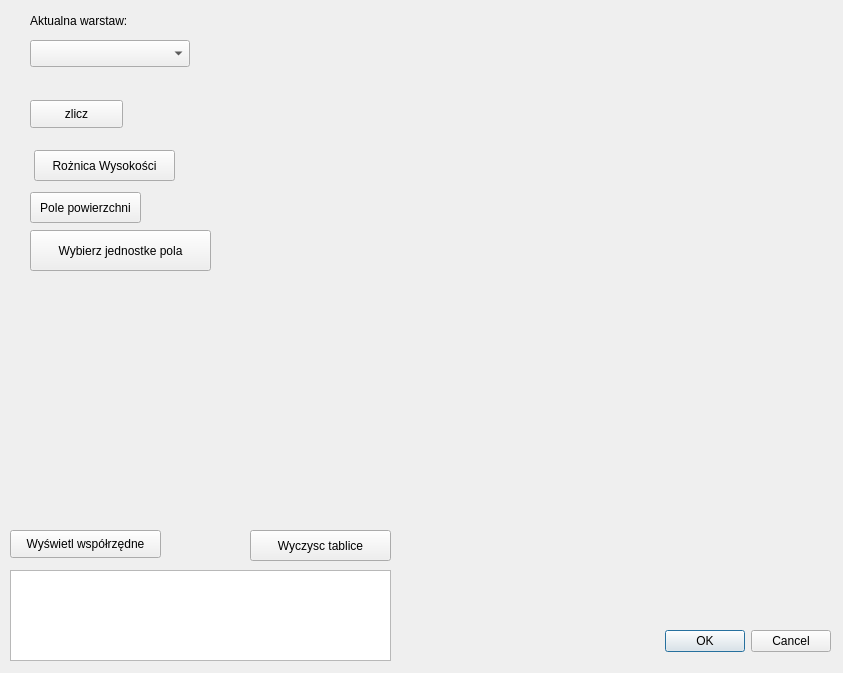
Sawoboh/Informatyka_Projekt_2, file wtyczka_projekt_3/wtyczka_projekt_3_dialog_base.ui: the form before one commit.
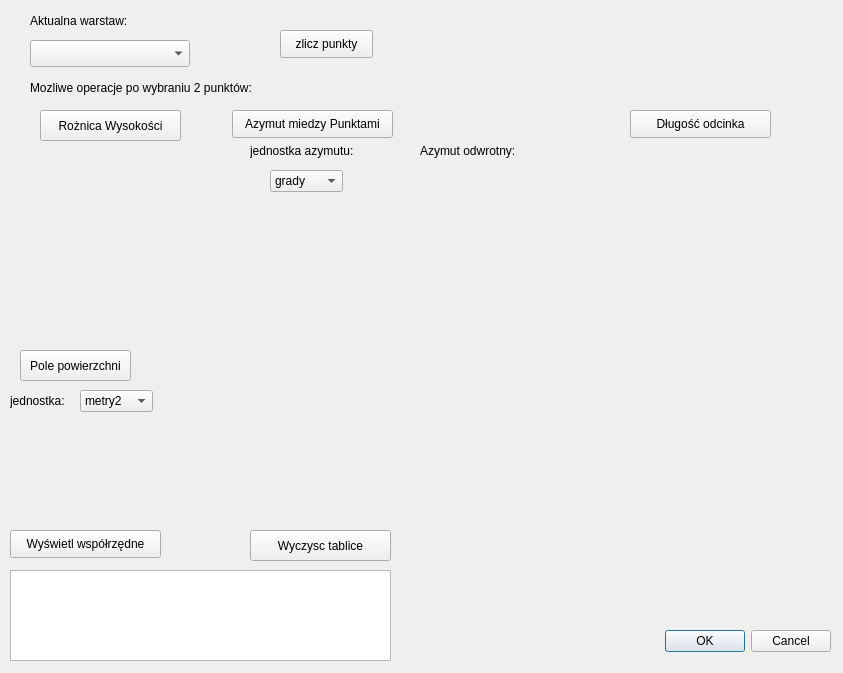
The form after the commit. Custom widgets are drawn as their Qt base class.

Commit message: duży postęp dodanie możliości wybierania jednostek dodanie azymutu i długości odcinka

```diff
--- a/wtyczka_projekt_3/wtyczka_projekt_3_dialog_base.ui
+++ b/wtyczka_projekt_3/wtyczka_projekt_3_dialog_base.ui
@@ -32,21 +32,21 @@
   <widget class="QPushButton" name="zlicz_punkty">
    <property name="geometry">
     <rect>
-     <x>30</x>
-     <y>100</y>
+     <x>280</x>
+     <y>30</y>
      <width>93</width>
      <height>28</height>
     </rect>
    </property>
    <property name="text">
-    <string>zlicz</string>
+    <string>zlicz punkty</string>
    </property>
   </widget>
   <widget class="QLabel" name="pokaz_ilosc_punktow">
    <property name="geometry">
     <rect>
-     <x>150</x>
-     <y>100</y>
+     <x>410</x>
+     <y>30</y>
      <width>131</width>
      <height>31</height>
     </rect>
@@ -68,8 +68,8 @@
   <widget class="QPushButton" name="roznica_wysokosci">
    <property name="geometry">
     <rect>
-     <x>34</x>
-     <y>150</y>
+     <x>40</x>
+     <y>110</y>
      <width>141</width>
      <height>31</height>
     </rect>
@@ -91,9 +91,9 @@
   <widget class="QLabel" name="roznica_wysokosci_wynik">
    <property name="geometry">
     <rect>
-     <x>210</x>
-     <y>150</y>
-     <width>151</width>
+     <x>40</x>
+     <y>160</y>
+     <width>141</width>
      <height>31</height>
     </rect>
    </property>
@@ -104,8 +104,8 @@
   <widget class="QPushButton" name="pole_powierzchni">
    <property name="geometry">
     <rect>
-     <x>30</x>
-     <y>192</y>
+     <x>20</x>
+     <y>350</y>
      <width>111</width>
      <height>31</height>
     </rect>
@@ -117,8 +117,8 @@
   <widget class="QLabel" name="pole_powierzchni_wynik">
    <property name="geometry">
     <rect>
-     <x>240</x>
-     <y>200</y>
+     <x>200</x>
+     <y>360</y>
      <width>171</width>
      <height>41</height>
     </rect>
@@ -153,20 +153,7 @@
     <string>Wyczysc tablice</string>
    </property>
   </widget>
-  <widget class="QToolButton" name="Wybierz_jednostke">
-   <property name="geometry">
-    <rect>
-     <x>30</x>
-     <y>230</y>
-     <width>181</width>
-     <height>41</height>
-    </rect>
-   </property>
-   <property name="text">
-    <string>Wybierz jednostke pola</string>
-   </property>
-  </widget>
-  <widget class="QLabel" name="label">
+  <widget class="QLabel" name="Aktualna_warstwa">
    <property name="geometry">
     <rect>
      <x>30</x>
@@ -179,6 +166,181 @@
     <string>Aktualna warstaw:</string>
    </property>
   </widget>
+  <widget class="QLabel" name="operacj_na_2_punktach">
+   <property name="geometry">
+    <rect>
+     <x>30</x>
+     <y>80</y>
+     <width>251</width>
+     <height>16</height>
+    </rect>
+   </property>
+   <property name="text">
+    <string>Mozliwe operacje po wybraniu 2 punktów:</string>
+   </property>
+  </widget>
+  <widget class="QPushButton" name="azymut">
+   <property name="geometry">
+    <rect>
+     <x>232</x>
+     <y>110</y>
+     <width>161</width>
+     <height>28</height>
+    </rect>
+   </property>
+   <property name="text">
+    <string>Azymut miedzy Punktami</string>
+   </property>
+  </widget>
+  <widget class="QPushButton" name="dlugosc_odcinka">
+   <property name="geometry">
+    <rect>
+     <x>630</x>
+     <y>110</y>
+     <width>141</width>
+     <height>28</height>
+    </rect>
+   </property>
+   <property name="text">
+    <string>Długość odcinka</string>
+   </property>
+  </widget>
+  <widget class="QLabel" name="azymut_wynik">
+   <property name="geometry">
+    <rect>
+     <x>420</x>
+     <y>110</y>
+     <width>161</width>
+     <height>31</height>
+    </rect>
+   </property>
+   <property name="text">
+    <string/>
+   </property>
+  </widget>
+  <widget class="QLabel" name="dlugosc_odcinka_wynik">
+   <property name="geometry">
+    <rect>
+     <x>640</x>
+     <y>160</y>
+     <width>141</width>
+     <height>21</height>
+    </rect>
+   </property>
+   <property name="text">
+    <string/>
+   </property>
+  </widget>
+  <widget class="QLabel" name="azymut_odwrotny_wynik">
+   <property name="geometry">
+    <rect>
+     <x>420</x>
+     <y>165</y>
+     <width>171</width>
+     <height>21</height>
+    </rect>
+   </property>
+   <property name="text">
+    <string/>
+   </property>
+  </widget>
+  <widget class="QLabel" name="azymut_odwrotny">
+   <property name="geometry">
+    <rect>
+     <x>420</x>
+     <y>140</y>
+     <width>141</width>
+     <height>21</height>
+    </rect>
+   </property>
+   <property name="text">
+    <string>Azymut odwrotny:</string>
+   </property>
+  </widget>
+  <widget class="QLabel" name="blad_rozwiazanie">
+   <property name="geometry">
+    <rect>
+     <x>310</x>
+     <y>80</y>
+     <width>171</width>
+     <height>16</height>
+    </rect>
+   </property>
+   <property name="text">
+    <string/>
+   </property>
+  </widget>
+  <widget class="QComboBox" name="jednostka_azymut">
+   <property name="geometry">
+    <rect>
+     <x>270</x>
+     <y>170</y>
+     <width>73</width>
+     <height>22</height>
+    </rect>
+   </property>
+   <item>
+    <property name="text">
+     <string>grady</string>
+    </property>
+   </item>
+   <item>
+    <property name="text">
+     <string>stopnie_dziesietne</string>
+    </property>
+   </item>
+  </widget>
+  <widget class="QComboBox" name="jednostka_pole">
+   <property name="geometry">
+    <rect>
+     <x>80</x>
+     <y>390</y>
+     <width>73</width>
+     <height>22</height>
+    </rect>
+   </property>
+   <item>
+    <property name="text">
+     <string>metry2</string>
+    </property>
+   </item>
+   <item>
+    <property name="text">
+     <string>ary</string>
+    </property>
+   </item>
+   <item>
+    <property name="text">
+     <string>hektary</string>
+    </property>
+   </item>
+  </widget>
+  <widget class="QLabel" name="label">
+   <property name="geometry">
+    <rect>
+     <x>250</x>
+     <y>140</y>
+     <width>131</width>
+     <height>21</height>
+    </rect>
+   </property>
+   <property name="text">
+    <string>jednostka azymutu:</string>
+   </property>
+  </widget>
+  <widget class="QLabel" name="label_2">
+   <property name="geometry">
+    <rect>
+     <x>10</x>
+     <y>390</y>
+     <width>61</width>
+     <height>21</height>
+    </rect>
+   </property>
+   <property name="text">
+    <string>jednostka:</string>
+   </property>
+  </widget>
  </widget>
  <customwidgets>
   <customwidget>
```
The commit also changes 2 other files.
